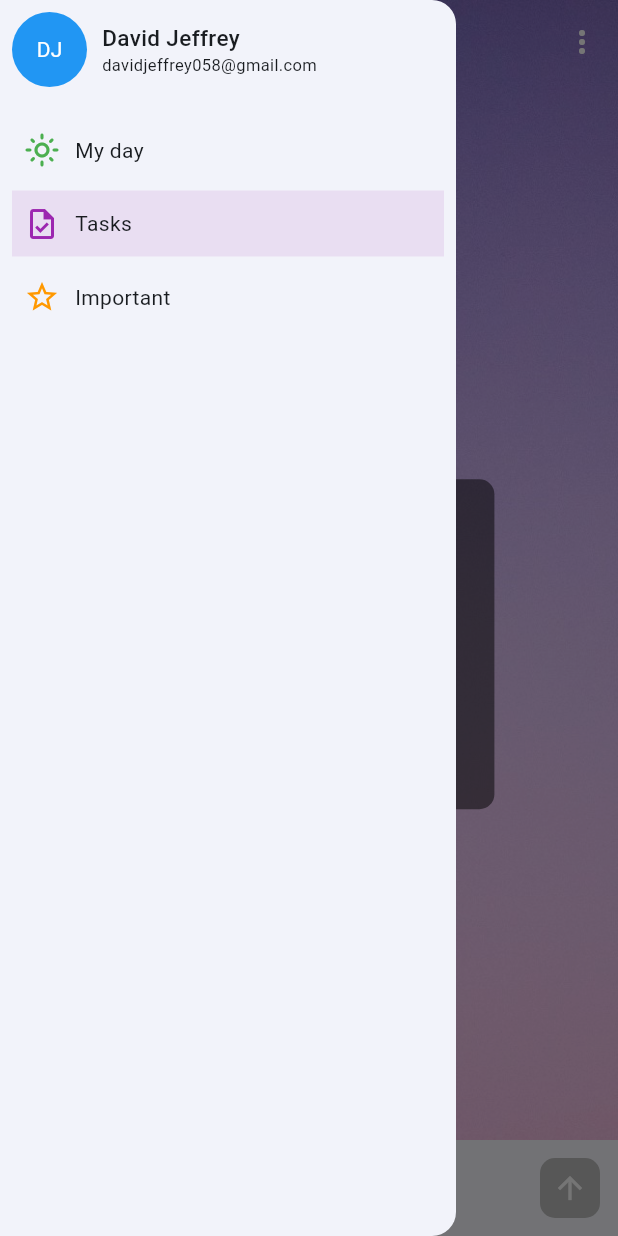
After one commit to davidjeffrey058/flutter-todo, a Flutter app: the screen it shows after launch, with the side drawer open, on a phone screen of 412 x 824 dp. The commit adds this screen. Run offline on Flutter 3.47's test engine with Material 3 defaults, Android fonts, the phone set to English and light mode, and no system bars; our stand-ins replace flutter_bloc, hive, hive_flutter; accounts and stored records are empty.

Commit message:
Successfully added bloc state management

```diff
--- a/lib/bloc/task_list_event.dart
+++ b/lib/bloc/task_list_event.dart
@@ -12,19 +12,18 @@ class AddTask extends TaskListEvent{
 class RemoveTask extends TaskListEvent{
   final TaskModel task;
 
-  RemoveTask(this.task);
+  RemoveTask({required this.task});
 }
 
 class DeleteTask extends TaskListEvent{
   final dynamic key;
-  final TaskModel task;
 
-  DeleteTask(this.key, this.task);
+  DeleteTask({required this.key,});
 }
 
 class UpdateTask extends TaskListEvent{
   final TaskModel task;
   final dynamic key;
 
-  UpdateTask(this.task, this.key);
+  UpdateTask({required this.task, required this.key});
 }
--- a/lib/components/addTaskLayout.dart
+++ b/lib/components/add_task_layout.dart
@@ -1,5 +1,5 @@
 import 'package:flutter/material.dart';
-import 'package:todo/Cubit/tasks_list_cubit.dart';
+import 'package:todo/bloc/task_list_bloc.dart';
 import 'package:todo/screens/home.dart';
 
 import '../models/task_model.dart';
@@ -10,7 +10,7 @@ class AddTaskLayout extends StatelessWidget {
   final FocusNode focusNode;
   final TextEditingController controller;
   final Color iconColor;
-  final TasksListCubit listCubit;
+  final TaskListBloc listBloc;
   final String category;
   final ScrollController scrollController;
 
@@ -20,7 +20,7 @@ class AddTaskLayout extends StatelessWidget {
       required this.controller,
       required this.value,
       required this.iconColor,
-      required this.listCubit,
+      required this.listBloc,
       required this.category,
       required this.scrollController});
 
@@ -58,7 +58,7 @@ class AddTaskLayout extends StatelessWidget {
                     onPressed: controller.text.isEmpty
                         ? null
                         : () {
-                            listCubit.addTask(TaskModel(
+                            listBloc.add(AddTask(task: TaskModel(
                                 task: controller.text,
                                 isChecked: false,
                                 isImportant: value == DrawerOptions.important
@@ -66,7 +66,9 @@ class AddTaskLayout extends StatelessWidget {
                                     : false,
                                 category: value == DrawerOptions.important
                                     ? 'Tasks'
-                                    : category));
+                                    : category)
+                            ));
+
                             controller.clear();
                             scrollController.animateTo(
                                 0.0,
--- /dev/null
+++ b/lib/components/drawer_layout.dart
@@ -0,0 +1,117 @@
+import 'package:flutter/material.dart';
+import 'package:flutter_bloc/flutter_bloc.dart';
+import 'package:todo/components/methods.dart';
+
+import '../Cubit/drawer_cubit.dart';
+import '../screens/home.dart';
+
+class DrawerLayout extends StatelessWidget {
+  final DrawerOptions drawerOption;
+  final List<DrawerOptions> options;
+  final List<int> lengthList;
+
+  const DrawerLayout(
+      {super.key,
+      required this.options,
+      required this.drawerOption,
+      required this.lengthList});
+
+  @override
+  Widget build(BuildContext context) {
+
+
+
+    return Drawer(
+      child: SafeArea(
+        child: Padding(
+          padding: const EdgeInsets.all(8.0),
+          child: Column(
+            children: [
+              Row(
+                children: [
+                  Container(
+                    width: 50,
+                    height: 50,
+                    decoration: const BoxDecoration(
+                        shape: BoxShape.circle, color: Colors.blue),
+                    child: Center(
+                        child: Text(
+                      'dj'.toUpperCase(),
+                      style: const TextStyle(color: Colors.white),
+                    )),
+                  ),
+                  const SizedBox(
+                    width: 10,
+                  ),
+                  const Column(
+                    crossAxisAlignment: CrossAxisAlignment.start,
+                    children: [
+                      Text(
+                        'David Jeffrey',
+                        style: TextStyle(
+                            fontSize: 15, fontWeight: FontWeight.w500),
+                      ),
+                      Text(
+                        'davidjeffrey058@gmail.com',
+                        style: TextStyle(
+                          fontSize: 11,
+                        ),
+                      ),
+                    ],
+                  )
+                ],
+              ),
+              const SizedBox(
+                height: 20,
+              ),
+              ListView(
+                shrinkWrap: true,
+                children: options.map((option) {
+                  int index = options.indexOf(option);
+                  return Container(
+                    margin: const EdgeInsets.only(bottom: 5),
+                    child: Material(
+                      color: drawerOption == option
+                          ? getOptionProperties(option)['iconColor'].withOpacity(0.1)
+                          : Colors.transparent,
+                      child: InkWell(
+                        onTap: (){
+                          BlocProvider.of<DrawerCubit>(context).selectedOption(option);
+                          Navigator.of(context).pop();
+                        },
+                        child: Padding(
+                          padding: const EdgeInsets.symmetric(
+                              horizontal: 8.0, vertical: 10),
+                          child: Row(
+                            children: [
+                              Icon(
+                                getOptionProperties(option)['iconData'],
+                                color: getOptionProperties(option)['iconColor'],
+                              ),
+                              const SizedBox(
+                                width: 10,
+                              ),
+                              Text(getOptionProperties(option)['title']),
+                              const Expanded(
+                                child: SizedBox(),
+                              ),
+                              if (lengthList[index] > 0)
+                                Text(
+                                  '${lengthList[index]}',
+                                  style: const TextStyle(color: Colors.grey),
+                                )
+                            ],
+                          ),
+                        ),
+                      ),
+                    ),
+                  );
+                }).toList(),
+              )
+            ],
+          ),
+        ),
+      ),
+    );
+  }
+}
--- a/lib/main.dart
+++ b/lib/main.dart
@@ -2,12 +2,13 @@ import 'package:flutter/material.dart';
 import 'package:flutter_bloc/flutter_bloc.dart';
 import 'package:hive_flutter/adapters.dart';
 import 'package:todo/Cubit/drawer_cubit.dart';
-import 'package:todo/Cubit/tasks_list_cubit.dart';
+import 'package:todo/bloc/task_list_bloc.dart';
 import 'package:todo/components/boxes.dart';
 import 'package:todo/screens/home.dart';
 import 'models/task_model.dart';
 
 Future<void> main() async{
+
 //Initialize hive
   await Hive.initFlutter();
   Hive.registerAdapter(TaskModelAdapter());
@@ -15,8 +16,8 @@ Future<void> main() async{
 
   runApp(MultiBlocProvider(
     providers: [
+      BlocProvider<TaskListBloc>(create: (context) => TaskListBloc()),
       BlocProvider<DrawerCubit>(create: (context) => DrawerCubit()),
-      BlocProvider<TasksListCubit>(create: (context) => TasksListCubit()),
     ],
     child: MaterialApp(
       debugShowCheckedModeBanner: false,
--- a/lib/screens/home.dart
+++ b/lib/screens/home.dart
@@ -1,17 +1,15 @@
 import 'package:flutter/material.dart';
 import 'package:flutter_bloc/flutter_bloc.dart';
-import 'package:hive/hive.dart';
 import 'package:todo/Cubit/drawer_cubit.dart';
-import 'package:todo/Cubit/tasks_list_cubit.dart';
-import 'package:todo/components/addTaskLayout.dart';
-import 'package:todo/components/boxes.dart';
+import 'package:todo/bloc/task_list_bloc.dart';
 import 'package:todo/components/category_title.dart';
-import 'package:todo/components/drawer_option_layout.dart';
+import 'package:todo/components/drawer_layout.dart';
 import 'package:todo/components/empty_message_widget.dart';
 import 'package:todo/components/task_container.dart';
 import 'package:todo/models/task_model.dart';
 import 'package:todo/screens/test_page.dart';
 
+import '../components/add_task_layout.dart';
 import '../components/methods.dart';
 
 class Home extends StatefulWidget {
@@ -20,18 +18,17 @@ class Home extends StatefulWidget {
   @override
   State<Home> createState() => _HomeState();
 }
-late int myDayListLength;
-late int taskListLength;
-late int importantListLength;
+int myDayListLength = 0;
+int taskListLength = 0;
+int importantListLength = 0;
+
 late TextEditingController _controller;
 late FocusNode _focusNode;
 late TextEditingController _editingController;
 late ScrollController _scrollController;
-// late List<Map> taskList;
-// late List<Map> myDayList;
-// late List<Map> importantList;
 
 List<TaskModel> completedTasks = [];
+
 final List<DrawerOptions> options = [
   DrawerOptions.myDay,
   DrawerOptions.tasks,
@@ -61,11 +58,7 @@ class _HomeState extends State<Home> {
   @override
   Widget build(BuildContext context) {
 
-    var listCubit = BlocProvider.of<TasksListCubit>(context);
-    var drawerCubit = BlocProvider.of<DrawerCubit>(context);
-    myDayListLength = categoryList(DrawerOptions.myDay, boxTasks).length;
-    taskListLength = categoryList(DrawerOptions.tasks, boxTasks).length;
-    importantListLength = categoryList(DrawerOptions.important, boxTasks).length;
+    var listBloc = BlocProvider.of<TaskListBloc>(context);
 
     return BlocBuilder<DrawerCubit, DrawerOptions>(
       builder: (context, value) {
@@ -108,9 +101,10 @@ class _HomeState extends State<Home> {
                       properties: getOptionProperties(value),
                     ),
                   ),
-                  BlocBuilder<TasksListCubit, Box>(
+                  BlocBuilder<TaskListBloc, TaskListState>(
                     builder: (context, state) {
-                      if (categoryList(value, state).isEmpty) {
+
+                      if (categoryList(value, state.tasks).isEmpty) {
                         return EmptyMessageWidget(
                             imageName: getOptionProperties(value)['emptyMessageImage'],
                             message: getOptionProperties(value)['emptyMessage']
@@ -122,10 +116,15 @@ class _HomeState extends State<Home> {
                             child: ListView.builder(
                               controller: _scrollController,
                               shrinkWrap: true,
-                              itemCount: categoryList(value, state).length,
+                              itemCount: categoryList(value, state.tasks).length,
                               itemBuilder: (context, index) {
-                                Map task = categoryList(value, state)[index];
-                                // TaskModel task = state.getAt(index);
+                                Map task = categoryList(value, state.tasks)[index];
+
+                                //Gets number of tasks per category
+                                myDayListLength = categoryList(DrawerOptions.myDay, state.tasks).length;
+                                taskListLength = categoryList(DrawerOptions.tasks, state.tasks).length;
+                                importantListLength = categoryList(DrawerOptions.important, state.tasks).length;
+
                                 return Column(
                                   children: [
                                     if (index == 0)
@@ -136,11 +135,26 @@ class _HomeState extends State<Home> {
                                       dismissibleKey: ValueKey(task['key']),
                                       item: task,
                                       index: index,
-                                      checkedOnPressed: () => setState(() => listCubit.updateState(task['key'], true)),
-                                      importantOnPressed: () => setState(() => listCubit.updateState(task['key'], false)),
+                                      checkedOnPressed: () {
+                                        listBloc.add(UpdateTask(task: TaskModel(
+                                          task: task['task'],
+                                          isChecked: !task['isChecked'],
+                                          isImportant: task['isImportant'],
+                                          category: task['category']
+                                        ), key: task['key'])
+                                        );
+                                      },
+                                      importantOnPressed: (){
+                                        listBloc.add(UpdateTask(task: TaskModel(
+                                            task: task['task'],
+                                            isChecked: task['isChecked'],
+                                            isImportant: !task['isImportant'],
+                                            category: task['category']
+                                        ), key: task['key']));
+                                      },
                                       onDismissed: (DismissDirection direction) {
                                         if (direction == DismissDirection.endToStart) {
-                                          setState(() => listCubit.removeTask(task['key']));
+                                          listBloc.add(DeleteTask(key: task['key']));
                                           ScaffoldMessenger.of(context)
                                               .showSnackBar(const SnackBar(
                                             content: Text('Task Deleted'),
@@ -149,11 +163,9 @@ class _HomeState extends State<Home> {
                                         }
                                       },
                                       confirmDismiss: (DismissDirection direction) async {
-                                        if (direction ==
-                                            DismissDirection.startToEnd) {
-                                          // _focusNode.requestFocus();
+                                        if (direction == DismissDirection.startToEnd) {
+
                                           _editingController.text = task['task'];
-
                                           showDialog(context: context, builder: (context){
                                             return AlertDialog(
                                               title: const Text('Edit task'),
@@ -170,9 +182,12 @@ class _HomeState extends State<Home> {
                                               ),
                                               actions: [
                                                 OutlinedButton(onPressed: (){
-                                                  setState(() {
-                                                    listCubit.updateTask(task['key'], _editingController.text);
-                                                  });
+                                                  listBloc.add(UpdateTask(task: TaskModel(
+                                                      task: _editingController.text,
+                                                      isChecked: task['isChecked'],
+                                                      isImportant: task['isImportant'],
+                                                      category: task['category']
+                                                  ), key: task['key']));
 
                                                   Navigator.pop(context);
                                                 }, child: const Text('Save')),
@@ -182,32 +197,7 @@ class _HomeState extends State<Home> {
                                           });
                                           return false;
                                         }
-                                        if (direction ==
-                                            DismissDirection.endToStart) {
-                                          // late bool result;
-                                          // showDialog(context: context, builder: (context){
-                                          //   return AlertDialog(
-                                          //     title: const Text('Confirm delete'),
-                                          //     content: const Text('Do you want to delete the task?'),
-                                          //     actions: [
-                                          //       ElevatedButton(
-                                          //         onPressed: (){
-                                          //           Navigator.of(context).pop();
-                                          //           result = false;
-                                          //         },
-                                          //         child: const Text('Cancel'),
-                                          //       ),
-                                          //       ElevatedButton(
-                                          //         onPressed: (){
-                                          //           Navigator.of(context).pop();
-                                          //           result = true;
-                                          //         },
-                                          //         child: const Text('Yes'),
-                                          //       )
-                                          //     ],
-                                          //   );
-                                          // });
-
+                                        if (direction == DismissDirection.endToStart) {
                                           return true;
                                         }
                                         return null;
@@ -234,78 +224,17 @@ class _HomeState extends State<Home> {
                     focusNode: _focusNode,
                     controller: _controller,
                     value: value,
-                    listCubit: listCubit,
+                    listBloc: listBloc,
                   ),
                 ],
               ),
-              drawer: Drawer(
-                child: SafeArea(
-                  child: Padding(
-                    padding: const EdgeInsets.all(8.0),
-                    child: Column(
-                      children: [
-                        Row(
-                          children: [
-                            Container(
-                              width: 50,
-                              height: 50,
-                              decoration: const BoxDecoration(
-                                  shape: BoxShape.circle, color: Colors.blue),
-                              child: Center(
-                                  child: Text(
-                                'dj'.toUpperCase(),
-                                style: const TextStyle(color: Colors.white),
-                              )),
-                            ),
-                            const SizedBox(
-                              width: 10,
-                            ),
-                            const Column(
-                              crossAxisAlignment: CrossAxisAlignment.start,
-                              children: [
-                                Text(
-                                  'David Jeffrey',
-                                  style: TextStyle(
-                                      fontSize: 15,
-                                      fontWeight: FontWeight.w500),
-                                ),
-                                Text(
-                                  'davidjeffrey058@gmail.com',
-                                  style: TextStyle(
-                                    fontSize: 11,
-                                  ),
-                                ),
-                              ],
-                            )
-                          ],
-                        ),
-                        const SizedBox(
-                          height: 20,
-                        ),
-                        ListView(
-                          shrinkWrap: true,
-                          children: options.map((option) {
-                            return Container(
-                              margin: const EdgeInsets.only(bottom: 5),
-                              child: DrawerOptionLayout(
-                                name: getOptionProperties(option)['title'],
-                                icon: getOptionProperties(option)['iconData'],
-                                color: getOptionProperties(option)['iconColor'],
-                                isSelected: option == value,
-                                optionOnPressed: () {
-                                  drawerCubit.selectedOption(option);
-                                  Navigator.pop(context);
-                                },
-                                listLength: returnLength(option),
-                              ),
-                            );
-                          }).toList(),
-                        )
-                      ],
-                    ),
-                  ),
-                ),
-              ),
+
+
+              drawer: DrawerLayout(
+                options: options,
+                drawerOption: value,
+                lengthList: [myDayListLength, taskListLength, importantListLength],
+              )
             ),
           ),
         );
```
Also changed, not shown: lib/Cubit/tasks_list_cubit.dart (deleted, +0 -57 lines), lib/components/drawer_option_layout.dart (deleted, +0 -51 lines), lib/components/methods.dart (+0 -37 lines).
